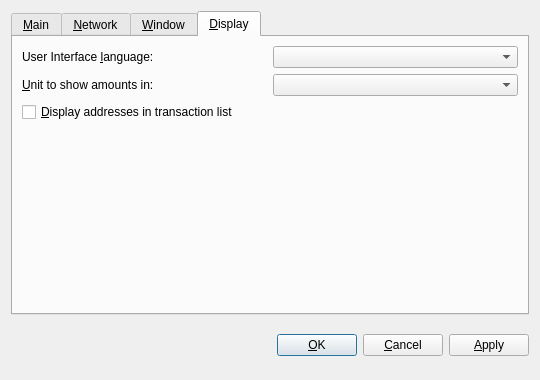
Leocoin-project/LEOcoin-Old, file src/qt/forms/optionsdialog.ui: the form before one commit.
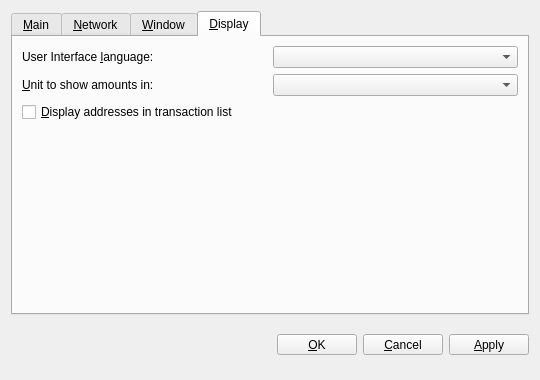
The form after the commit. The open tabs and pages were chosen to show the change. Custom widgets are drawn as their Qt base class.

Patch:
```diff
--- a/src/qt/forms/optionsdialog.ui
+++ b/src/qt/forms/optionsdialog.ui
@@ -420,30 +420,42 @@
       </spacer>
      </item>
      <item>
-      <widget class="QPushButton" name="okButton">
+      <widget class="QToolButton" name="okButton">
+       <property name="minimumSize">
+        <size>
+         <width>80</width>
+         <height>0</height>
+        </size>
+       </property>
        <property name="text">
         <string>&amp;OK</string>
        </property>
       </widget>
      </item>
      <item>
-      <widget class="QPushButton" name="cancelButton">
+      <widget class="QToolButton" name="cancelButton">
+       <property name="minimumSize">
+        <size>
+         <width>80</width>
+         <height>0</height>
+        </size>
+       </property>
        <property name="text">
         <string>&amp;Cancel</string>
        </property>
-       <property name="autoDefault">
-        <bool>false</bool>
-       </property>
       </widget>
      </item>
      <item>
-      <widget class="QPushButton" name="applyButton">
+      <widget class="QToolButton" name="applyButton">
+       <property name="minimumSize">
+        <size>
+         <width>80</width>
+         <height>0</height>
+        </size>
+       </property>
        <property name="text">
         <string>&amp;Apply</string>
        </property>
-       <property name="autoDefault">
-        <bool>false</bool>
-       </property>
       </widget>
      </item>
     </layout>
@@ -451,9 +463,14 @@
   </layout>
  </widget>
  <customwidgets>
+  <customwidget>
+   <class>QValidatedLineEdit</class>
+   <extends>QLineEdit</extends>
+   <header>qvalidatedlineedit.h</header>
+  </customwidget>
   <customwidget>
    <class>BitcoinAmountField</class>
-   <extends>QSpinBox</extends>
+   <extends>QLineEdit</extends>
    <header>bitcoinamountfield.h</header>
   </customwidget>
   <customwidget>
@@ -461,11 +478,6 @@
    <extends>QComboBox</extends>
    <header>qvaluecombobox.h</header>
   </customwidget>
-  <customwidget>
-   <class>QValidatedLineEdit</class>
-   <extends>QLineEdit</extends>
-   <header>qvalidatedlineedit.h</header>
-  </customwidget>
  </customwidgets>
  <resources/>
  <connections/>
```
Left out of the diff: 3 changed lines with no effect on the pictures.
